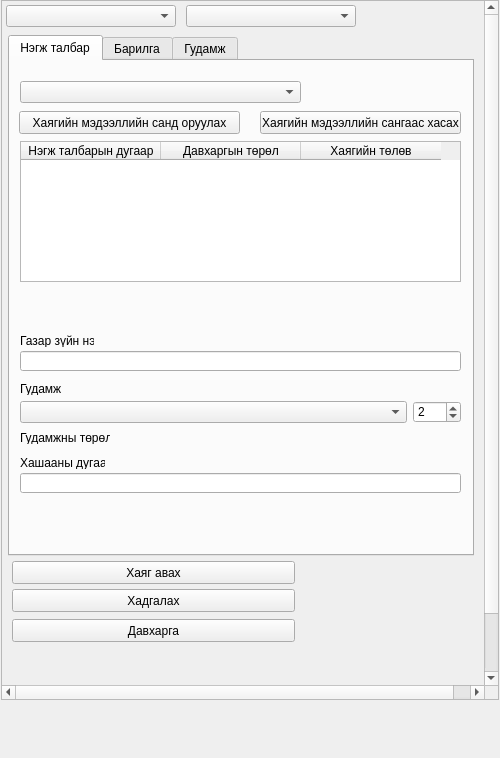
Above: view/AddressNavigatorWidget.ui from teamlm2/lm2_mgis before the change. Below: the same form after it.
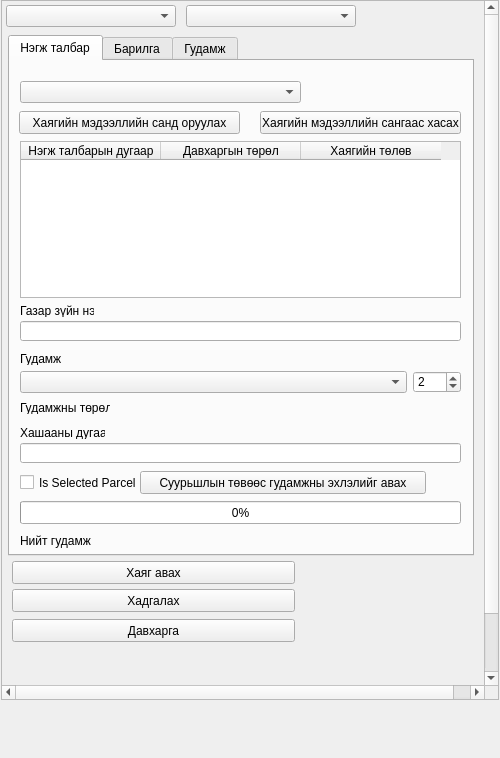
That is the form after the change. The open tabs and pages were chosen to show the change.

```diff
--- a/view/AddressNavigatorWidget.ui
+++ b/view/AddressNavigatorWidget.ui
@@ -142,7 +142,7 @@
         <property name="geometry">
          <rect>
           <x>10</x>
-          <y>290</y>
+          <y>260</y>
           <width>441</width>
           <height>20</height>
          </rect>
@@ -152,7 +152,7 @@
         <property name="geometry">
          <rect>
           <x>10</x>
-          <y>273</y>
+          <y>243</y>
           <width>74</width>
           <height>13</height>
          </rect>
@@ -165,7 +165,7 @@
         <property name="geometry">
          <rect>
           <x>10</x>
-          <y>412</y>
+          <y>382</y>
           <width>441</width>
           <height>20</height>
          </rect>
@@ -175,7 +175,7 @@
         <property name="geometry">
          <rect>
           <x>10</x>
-          <y>395</y>
+          <y>365</y>
           <width>85</width>
           <height>13</height>
          </rect>
@@ -188,7 +188,7 @@
         <property name="geometry">
          <rect>
           <x>10</x>
-          <y>321</y>
+          <y>291</y>
           <width>74</width>
           <height>13</height>
          </rect>
@@ -201,7 +201,7 @@
         <property name="geometry">
          <rect>
           <x>10</x>
-          <y>340</y>
+          <y>310</y>
           <width>387</width>
           <height>22</height>
          </rect>
@@ -211,7 +211,7 @@
         <property name="geometry">
          <rect>
           <x>403</x>
-          <y>340</y>
+          <y>310</y>
           <width>48</width>
           <height>22</height>
          </rect>
@@ -236,7 +236,7 @@
           <x>10</x>
           <y>80</y>
           <width>441</width>
-          <height>141</height>
+          <height>157</height>
          </rect>
         </property>
         <attribute name="horizontalHeaderDefaultSectionSize">
@@ -275,7 +275,7 @@
         <property name="geometry">
          <rect>
           <x>10</x>
-          <y>381</y>
+          <y>351</y>
           <width>441</width>
           <height>16</height>
          </rect>
@@ -297,7 +297,7 @@
         <property name="geometry">
          <rect>
           <x>10</x>
-          <y>370</y>
+          <y>340</y>
           <width>90</width>
           <height>13</height>
          </rect>
@@ -310,7 +310,7 @@
         <property name="geometry">
          <rect>
           <x>110</x>
-          <y>369</y>
+          <y>339</y>
           <width>341</width>
           <height>16</height>
          </rect>
@@ -319,6 +319,71 @@
          <string/>
         </property>
        </widget>
+       <widget class="QLabel" name="str_count_lbl_3">
+        <property name="geometry">
+         <rect>
+          <x>10</x>
+          <y>470</y>
+          <width>71</width>
+          <height>20</height>
+         </rect>
+        </property>
+        <property name="text">
+         <string>Нийт гудамж:</string>
+        </property>
+       </widget>
+       <widget class="QProgressBar" name="parcel_progressBar">
+        <property name="geometry">
+         <rect>
+          <x>10</x>
+          <y>440</y>
+          <width>441</width>
+          <height>23</height>
+         </rect>
+        </property>
+        <property name="value">
+         <number>0</number>
+        </property>
+       </widget>
+       <widget class="QLabel" name="str_count_lbl_4">
+        <property name="geometry">
+         <rect>
+          <x>83</x>
+          <y>470</y>
+          <width>181</width>
+          <height>20</height>
+         </rect>
+        </property>
+        <property name="text">
+         <string/>
+        </property>
+       </widget>
+       <widget class="QCheckBox" name="is_selected_parcels_chbox">
+        <property name="geometry">
+         <rect>
+          <x>10</x>
+          <y>413</y>
+          <width>121</width>
+          <height>17</height>
+         </rect>
+        </property>
+        <property name="text">
+         <string>Is Selected Parcel</string>
+        </property>
+       </widget>
+       <widget class="QPushButton" name="get_entry_parcels_button">
+        <property name="geometry">
+         <rect>
+          <x>130</x>
+          <y>410</y>
+          <width>286</width>
+          <height>23</height>
+         </rect>
+        </property>
+        <property name="text">
+         <string>Суурьшлын төвөөс гудамжны эхлэлийг авах</string>
+        </property>
+       </widget>
       </widget>
       <widget class="QWidget" name="building_tab">
        <attribute name="title">
```
Left out of the diff: 71 changed lines with no effect on the pictures.
